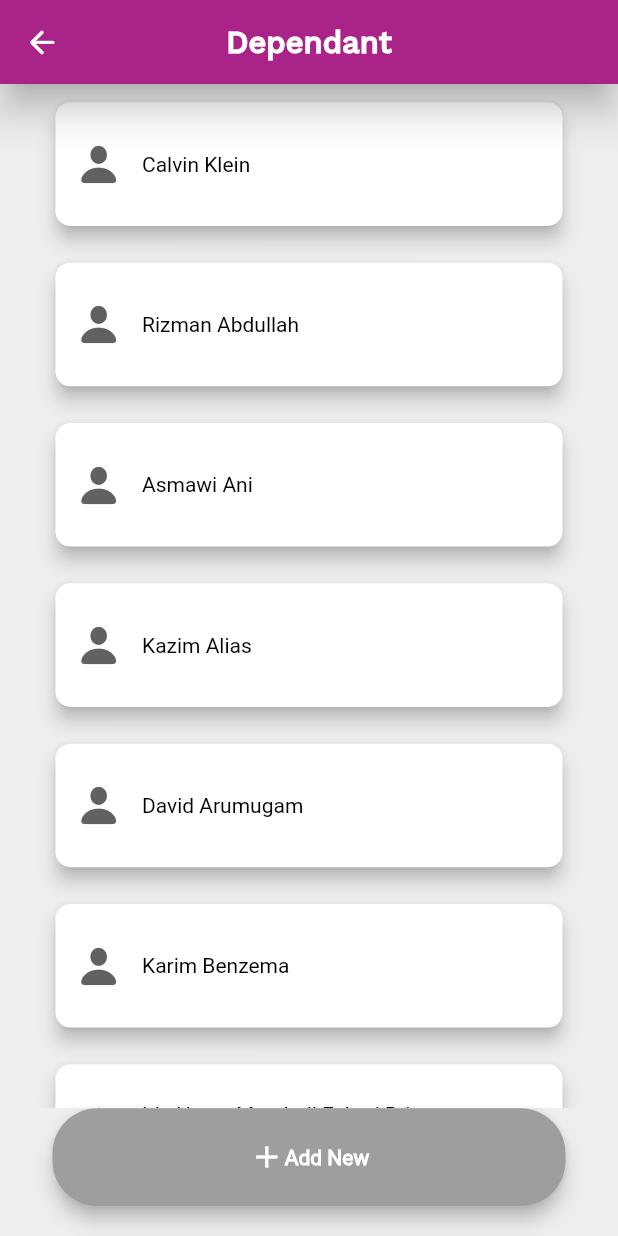
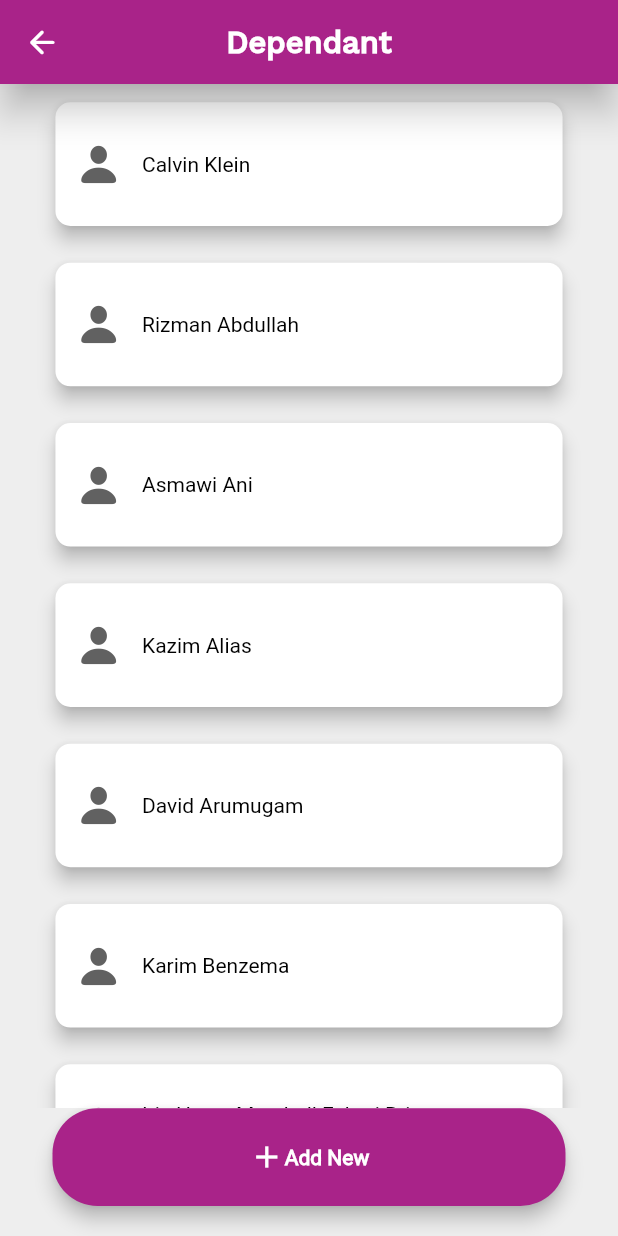
Before and after one commit to DigitalApps-Avisena/avihealth, a Flutter app: the ListDependants screen opened directly, on a phone screen of 412 x 824 dp. Run offline on Flutter 3.47's test engine with Material 2 defaults, Android fonts, the light colour scheme and no system bars; drawn by our look-alikes of keyboard_dismisser; our stand-ins replace animate_do, awesome_dialog, cloud_firestore, dio, firebase_auth, firebase_core and 9 more; accounts and stored records are empty; project files that could hold a hidden picture were left out.

Commit message:
Remove selected button on Dependant List

```diff
--- a/lib/Screens/Dependants/list.dart
+++ b/lib/Screens/Dependants/list.dart
@@ -97,16 +97,7 @@ class _ListDependantsState extends State<ListDependants> {
             var name = categories[index]['name'];
             var press = categories[index]['press'];
 
-            return InkWell(
-              onTap: () {
-                setState(() {
-                  for(var i = 0; i < categories.length; i++) {
-                    categories[i]["press"] = i == index;
-                  }
-                  selected = true;
-                });
-              },
-              child: Padding(
+            return Padding(
               padding: EdgeInsets.symmetric(vertical: _height * 0.01, horizontal: _width * 0.08),
               child: Card(
                 shape: RoundedRectangleBorder(
@@ -144,13 +135,12 @@ class _ListDependantsState extends State<ListDependants> {
                   ),
                 ),
               ),
-              ),
             );
           },
         ),
         bottomNavigationBar: Container(
           margin: const EdgeInsets.only(bottom: 20, left: 35, right: 35),
-          child: (selected == true) ? ElevatedButton(
+          child: ElevatedButton(
             onPressed: () {
               Navigator.of(context).push(MaterialPageRoute(builder: (context) => HomePage(name: widget.name)));
             },
@@ -176,30 +166,6 @@ class _ListDependantsState extends State<ListDependants> {
                 borderRadius: BorderRadius.circular(30)
               ),
             ),
-          ) : ElevatedButton(
-            onPressed: () {},
-            child: Row(
-              mainAxisAlignment: MainAxisAlignment.center,
-              children: const [
-                Icon(
-                  Icons.add,
-                ),
-                Text(
-                  'Add New',
-                  style: TextStyle(
-                      fontWeight: FontWeight.bold
-                  ),
-                ),
-              ],
-            ),
-            style: ElevatedButton.styleFrom(
-              elevation: 5,
-              primary: Colors.grey,
-              padding: EdgeInsets.all(_width * 0.05),
-              shape: RoundedRectangleBorder(
-                borderRadius: BorderRadius.circular(30)
-              ),
-            ),
           ),
         ),
       ),
```
Lines whose indentation alone changed are shown as unchanged.
